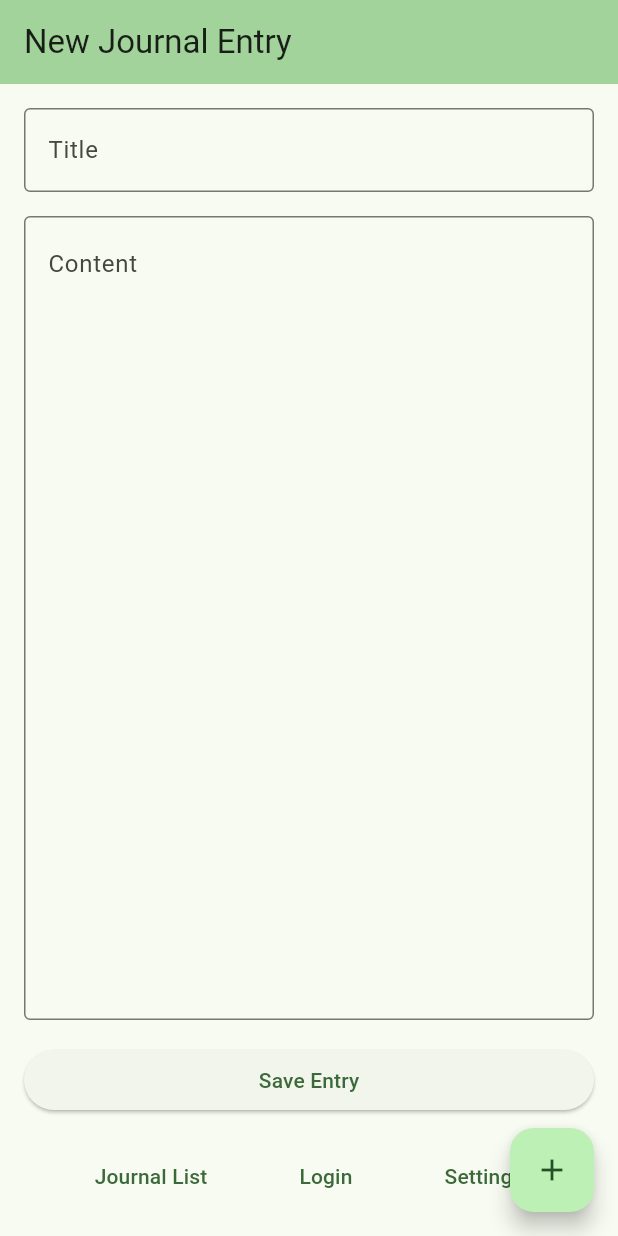
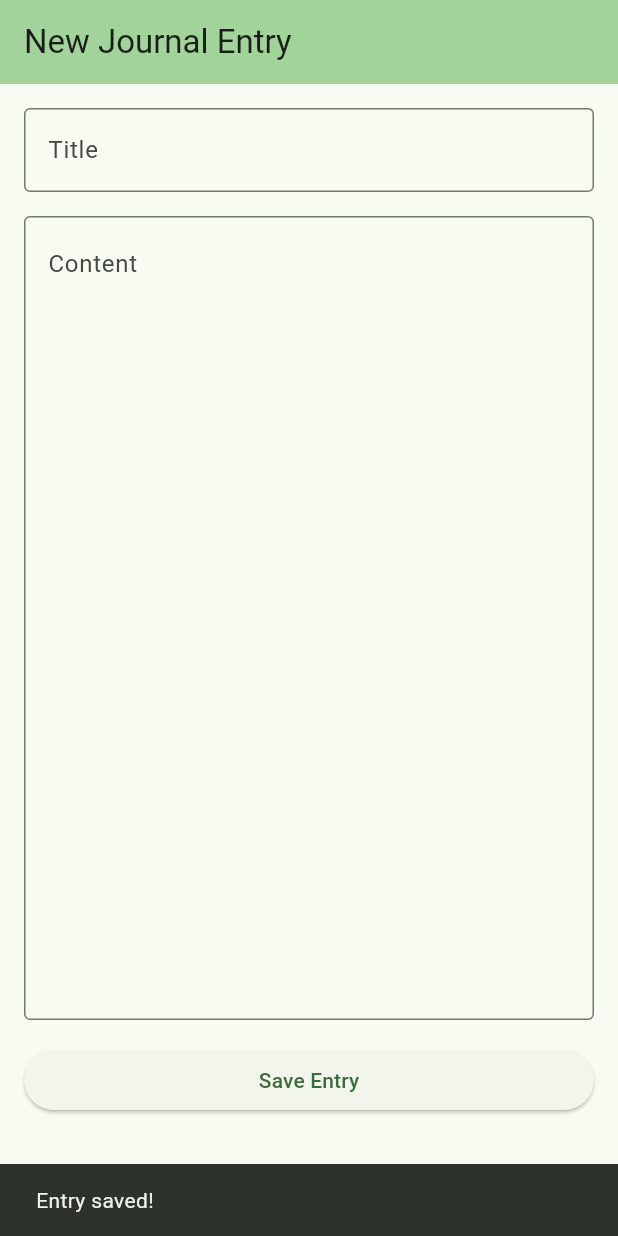
Before and after one commit to nkarl/flutter_journal_app, a Flutter app: the screen it shows after launch, after a tap on "Save Entry", on a phone screen of 412 x 824 dp. Run offline on Flutter 3.47's test engine with Material 3 defaults, Android fonts, the phone set to English and light mode, and no system bars.

Commit message:
Updated the styling of Home Page. Removed unused state field and added a snackbar for notifying on saved entry.

```diff
--- a/lib/pages/my_home_page.dart
+++ b/lib/pages/my_home_page.dart
@@ -12,20 +12,6 @@ class MyHomePage extends StatefulWidget {
 }
 
 class _MyHomePageState extends State<MyHomePage> {
-  int _counter = 0;
-
-  // defines an action to mark up the counter
-  void _incrementCounter() {
-    setState(() {
-      // This call to setState tells the Flutter framework that something has
-      // changed in this State, which causes it to rerun the build method below
-      // so that the display can reflect the updated values. If we changed
-      // _counter without calling setState(), then the build method would not be
-      // called again, and so nothing would appear to happen.
-      _counter++;
-    });
-  }
-
   @override
   Widget build(BuildContext context) {
     // This method is rerun every time setState is called, for instance as done
@@ -74,7 +60,12 @@ class _MyHomePageState extends State<MyHomePage> {
             SizedBox(
               width: double.infinity,
               child: ElevatedButton(
-                onPressed: () {},
+                onPressed: () {
+                  // Placeholder: Show a snackbar to indicate saving (replace with actual save logic)
+                  ScaffoldMessenger.of(
+                    context,
+                  ).showSnackBar(const SnackBar(content: Text('Entry saved!')));
+                },
                 child: const Text('Save Entry'),
               ),
             ),
@@ -92,11 +83,6 @@ class _MyHomePageState extends State<MyHomePage> {
           ],
         ),
       ),
-      floatingActionButton: FloatingActionButton(
-        onPressed: _incrementCounter,
-        tooltip: 'Increment',
-        child: const Icon(Icons.add),
-      ), // This trailing comma makes auto-formatting nicer for build methods.
     );
   }
 }
```
